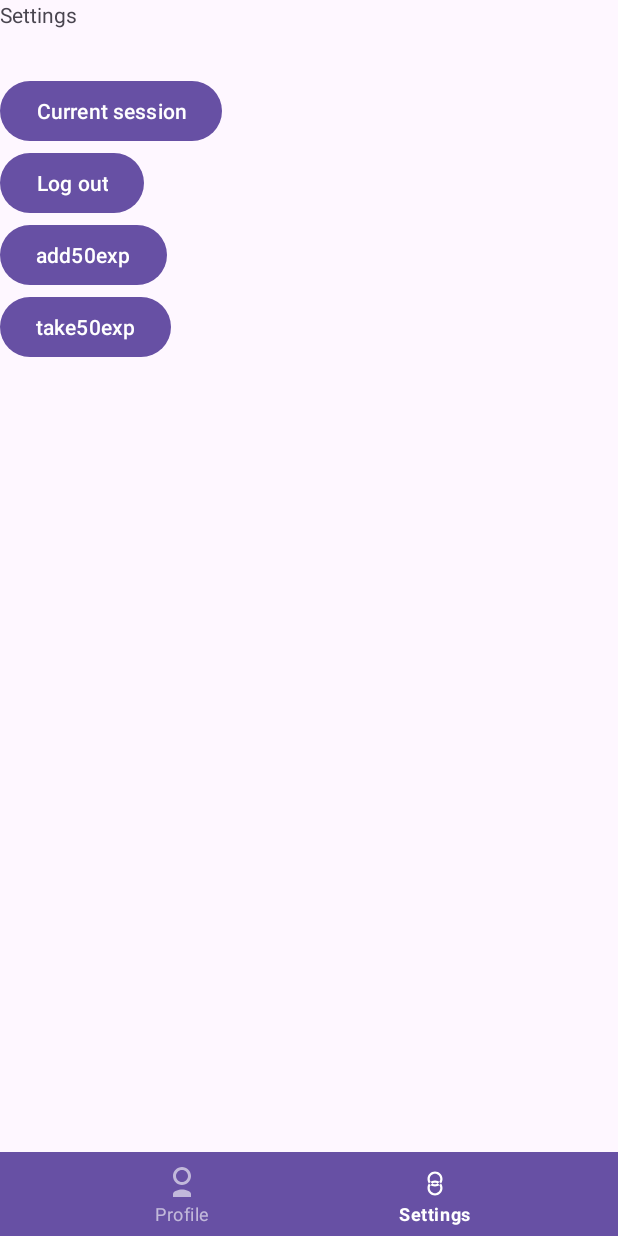
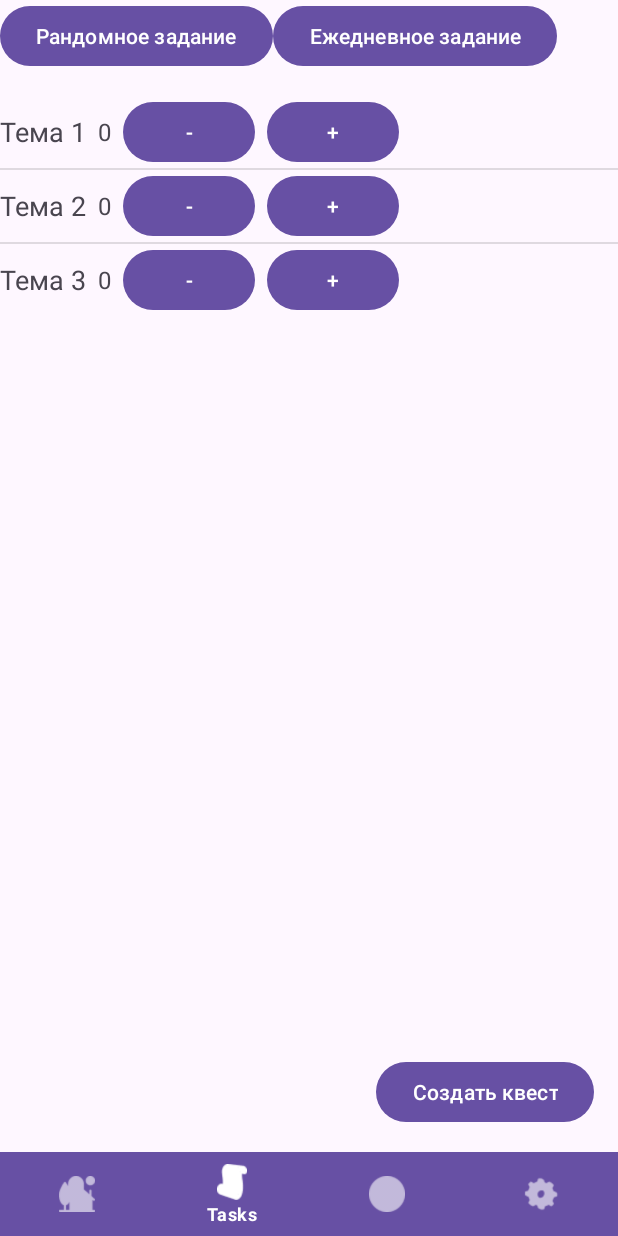
Before and after one commit to LLjOKOLAD/Learn-Play, an Android app: the MainProfile screen opened directly, with no data from a screen before it, item 2 of the bottom bar chosen, on a phone screen of 412 x 824 dp. Run offline under Robolectric (Android 15) with nearby library versions, the phone set to English and light mode, and no system bars; our stand-ins replace navigation-ui.

Commit message:
Added page with tasks

```diff
--- a/app/src/main/java/com/example/learnplay/DbHelper.kt
+++ b/app/src/main/java/com/example/learnplay/DbHelper.kt
@@ -11,7 +11,7 @@ import android.util.Log
 class DbHelper(val context: Context,val factory: SQLiteDatabase.CursorFactory?) :
     SQLiteOpenHelper(context,"app",factory,1) {
     override fun onCreate(db: SQLiteDatabase?) {
-        val query = "CREATE TABLE users (id INT PRIMARY KEY, login TEXT, email TEXT, pass TEXT, log_st TEXT, name TEXT, multiplier REAL, experience INT,character TEXT )"
+        val query = "CREATE TABLE users (id INT PRIMARY KEY, login TEXT, email TEXT, pass TEXT, log_st TEXT, name TEXT, multiplier REAL, experience INT, character TEXT )"
         db!!.execSQL(query)
     }
 
--- /dev/null
+++ b/app/src/main/java/com/example/learnplay/Learning.kt
@@ -0,0 +1,31 @@
+package com.example.learnplay
+
+import androidx.lifecycle.ViewModelProvider
+import android.os.Bundle
+import androidx.fragment.app.Fragment
+import android.view.LayoutInflater
+import android.view.View
+import android.view.ViewGroup
+
+class Learning : Fragment() {
+
+    companion object {
+        fun newInstance() = Learning()
+    }
+
+    private lateinit var viewModel: LearningViewModel
+
+    override fun onCreateView(
+        inflater: LayoutInflater, container: ViewGroup?,
+        savedInstanceState: Bundle?
+    ): View? {
+        return inflater.inflate(R.layout.fragment_learning, container, false)
+    }
+
+    override fun onActivityCreated(savedInstanceState: Bundle?) {
+        super.onActivityCreated(savedInstanceState)
+        viewModel = ViewModelProvider(this).get(LearningViewModel::class.java)
+        // TODO: Use the ViewModel
+    }
+
+}
--- /dev/null
+++ b/app/src/main/java/com/example/learnplay/LearningViewModel.kt
@@ -0,0 +1,7 @@
+package com.example.learnplay
+
+import androidx.lifecycle.ViewModel
+
+class LearningViewModel : ViewModel() {
+    // TODO: Implement the ViewModel
+}
--- a/app/src/main/java/com/example/learnplay/MainProfile.kt
+++ b/app/src/main/java/com/example/learnplay/MainProfile.kt
@@ -28,6 +28,18 @@ class MainProfile : AppCompatActivity() {
 
         navView.setOnItemSelectedListener { item ->
             when (item.itemId) {
+                R.id.learningFg -> {
+                    // Навигация к фрагменту настроек
+                    navController.navigate(R.id.learningFg)
+                    true
+                }
+
+                R.id.tasksFg -> {
+                    // Навигация к фрагменту настроек
+                    navController.navigate(R.id.tasksFg)
+                    true
+                }
+
                 R.id.profileFg -> {
                     // Навигация к фрагменту профиля
                     navController.navigate(R.id.profileFg)
@@ -39,6 +51,8 @@ class MainProfile : AppCompatActivity() {
                     navController.navigate(R.id.settingsFg)
                     true
                 }
+
+
 
                 else -> false
             }
--- a/app/src/main/java/com/example/learnplay/ProfileFg.kt
+++ b/app/src/main/java/com/example/learnplay/ProfileFg.kt
@@ -144,9 +144,7 @@ class ProfileFg : Fragment() {
         // Возвращайте список объектов типа Achievement
         return listOf(
             Achievement("Достижение 1", "Описание достижения 1", 50,100),
-            Achievement("Достижение 2", "Описание достижения 2", 30,100),
-            Achievement("Достижение 3", "Описание достижения 3", 70,100),
-            Achievement("Достижение 4", "Описание достижения 4", 10,100)
+            Achievement("Достижение 2", "Описание достижения 2", 30,100)
         )
     }
 
--- /dev/null
+++ b/app/src/main/java/com/example/learnplay/Tasks.kt
@@ -0,0 +1,93 @@
+package com.example.learnplay
+
+import androidx.lifecycle.ViewModelProvider
+import android.os.Bundle
+import android.util.Log
+import androidx.fragment.app.Fragment
+import android.view.LayoutInflater
+import android.view.View
+import android.view.ViewGroup
+import android.widget.Button
+import android.widget.ListView
+import android.widget.Toast
+
+class Tasks : Fragment() {
+
+    companion object {
+        fun newInstance() = Tasks()
+    }
+
+    private lateinit var viewModel: TasksViewModel
+
+    override fun onCreateView(
+        inflater: LayoutInflater, container: ViewGroup?,
+        savedInstanceState: Bundle?
+    ): View? {
+        // Создание макета фрагмента
+        val view = inflater.inflate(R.layout.fragment_tasks, container, false)
+
+        // Инициализация кнопки для рандомного задания
+        val randomButton = view.findViewById<Button>(R.id.randomButton)
+        randomButton.setOnClickListener {
+            // Логика для обработки нажатия кнопки рандомного задания
+        }
+
+        // Инициализация кнопки для ежедневного задания
+        val dailyButton = view.findViewById<Button>(R.id.dailyButton)
+        dailyButton.setOnClickListener {
+            // Логика для обработки нажатия кнопки ежедневного задания
+        }
+
+        val topicsList = listOf(
+            Topic("Тема 1", 0),
+            Topic("Тема 2", 0),
+            Topic("Тема 3", 0)
+        )
+
+        // Инициализация списка тем
+        val topicsListView = view.findViewById<ListView>(R.id.topicsListView)
+        val topicsAdapter = TopicsAdapter(requireContext(), topicsList) // Предполагается, что у вас есть список тем и адаптер для них
+        topicsListView.adapter = topicsAdapter
+
+
+        val selectedTopics = mutableListOf<String>()
+        // Инициализация кнопки для создания квеста
+        val createQuestButton = view.findViewById<Button>(R.id.createQuestButton)
+        createQuestButton.setOnClickListener {
+            // Собираем информацию о выбранных темах
+            val selectedTopicsInfo = StringBuilder()
+            selectedTopicsInfo.append("Выбранные темы:\n")
+            for (topic in topicsList) {
+                if (topic.taskCount > 0) {
+                    selectedTopicsInfo.append("${topic.name}: ${topic.taskCount} задач\n")
+                    // Если нужно сохранить выбранные темы в список для дальнейшего использования
+                    selectedTopics.add(topic.name)
+                }
+            }
+
+            // Выводим информацию о выбранных темах
+            if (selectedTopics.isNotEmpty()) {
+                // Если есть выбранные темы
+                // Можно, например, вывести информацию в лог
+                Log.d("SelectedTopics", selectedTopicsInfo.toString())
+                // Или вывести всплывающее сообщение
+                Toast.makeText(context, selectedTopicsInfo.toString(), Toast.LENGTH_SHORT).show()
+            } else {
+                // Если темы не выбраны
+                Toast.makeText(context, "Выберите темы для создания квеста", Toast.LENGTH_SHORT).show()
+            }
+        }
+
+
+
+        return view
+
+    }
+
+    override fun onActivityCreated(savedInstanceState: Bundle?) {
+        super.onActivityCreated(savedInstanceState)
+        viewModel = ViewModelProvider(this).get(TasksViewModel::class.java)
+        // TODO: Use the ViewModel
+    }
+
+}
--- /dev/null
+++ b/app/src/main/java/com/example/learnplay/TasksViewModel.kt
@@ -0,0 +1,7 @@
+package com.example.learnplay
+
+import androidx.lifecycle.ViewModel
+
+class TasksViewModel : ViewModel() {
+    // TODO: Implement the ViewModel
+}
--- /dev/null
+++ b/app/src/main/java/com/example/learnplay/Topic.kt
@@ -0,0 +1,14 @@
+package com.example.learnplay
+
+class Topic(val name: String, var taskCount: Int) {
+
+    fun increaseTaskCount() {
+        taskCount++
+    }
+
+    fun decreaseTaskCount() {
+        if (taskCount > 0) {
+            taskCount--
+        }
+    }
+}
--- /dev/null
+++ b/app/src/main/java/com/example/learnplay/TopicsAdapter.kt
@@ -0,0 +1,44 @@
+package com.example.learnplay
+
+import android.content.Context
+import android.view.LayoutInflater
+import android.view.View
+import android.view.ViewGroup
+import android.widget.ArrayAdapter
+import android.widget.Button
+import android.widget.TextView
+
+class TopicsAdapter(context: Context, private val topicsList: List<Topic>) :
+    ArrayAdapter<Topic>(context, 0, topicsList) {
+
+    override fun getView(position: Int, convertView: View?, parent: ViewGroup): View {
+        var listItemView = convertView
+        if (listItemView == null) {
+            listItemView = LayoutInflater.from(context).inflate(
+                R.layout.topic_list_item, parent, false
+            )
+        }
+
+        val currentTopic = getItem(position)
+
+        val topicNameTextView = listItemView!!.findViewById<TextView>(R.id.topicNameTextView)
+        val taskCounterTextView = listItemView.findViewById<TextView>(R.id.taskCounterTextView)
+        val decreaseButton = listItemView.findViewById<Button>(R.id.decreaseButton)
+        val increaseButton = listItemView.findViewById<Button>(R.id.increaseButton)
+
+        topicNameTextView.text = currentTopic?.name
+        taskCounterTextView.text = currentTopic?.taskCount.toString()
+
+        decreaseButton.setOnClickListener {
+            currentTopic?.decreaseTaskCount()
+            taskCounterTextView.text = currentTopic?.taskCount.toString()
+        }
+
+        increaseButton.setOnClickListener {
+            currentTopic?.increaseTaskCount()
+            taskCounterTextView.text = currentTopic?.taskCount.toString()
+        }
+
+        return listItemView
+    }
+}
--- a/app/src/main/res/drawable/ic_profile.xml
+++ /dev/null
@@ -1,16 +0,0 @@
-<vector xmlns:android="http://schemas.android.com/apk/res/android"
-    android:width="24dp"
-    android:height="24dp"
-    android:viewportWidth="24.0"
-    android:viewportHeight="24.0">
-
-    <!-- Овал для лица -->
-    <path
-        android:fillColor="#FF000000"
-        android:pathData="M12,2c3.31,0 6,2.69 6,6c0,3.31 -2.69,6 -6,6s-6,-2.69 -6,-6c0,-3.31 2.69,-6 6,-6zM12,4c-2.21,0 -4,1.79 -4,4s1.79,4 4,4s4,-1.79 4,-4s-1.79,-4 -4,-4z"/>
-
-    <!-- Линия для шеи -->
-    <path
-        android:fillColor="#FF000000"
-        android:pathData="M12,17c-2.21,0 -6,1.1 -6,3v2h12v-2c0,-1.9 -3.79,-3 -6,-3z"/>
-</vector>
--- a/app/src/main/res/drawable/ic_settings.xml
+++ /dev/null
@@ -1,11 +0,0 @@
-<vector xmlns:android="http://schemas.android.com/apk/res/android"
-    android:width="24dp"
-    android:height="24dp"
-    android:viewportWidth="24.0"
-    android:viewportHeight="24.0">
-
-    <!-- Шестеренка -->
-    <path
-        android:fillColor="#FF000000"
-        android:pathData="M12,5c-2.76,0 -5,2.24 -5,5s2.24,5 5,5s5,-2.24 5,-5s-2.24,-5 -5,-5zm0,8.5c-1.93,0 -3.5,-1.57 -3.5,-3.5s1.57,-3.5 3.5,-3.5s3.5,1.57 3.5,3.5s-1.57,3.5 -3.5,3.5zM12,21c-2.76,0 -5,-2.24 -5,-5s2.24,-5 5,-5s5,2.24 5,5s-2.24,5 -5,5zm0,-8.5c-1.93,0 -3.5,1.57 -3.5,3.5s1.57,3.5 3.5,3.5s3.5,-1.57 3.5,-3.5s-1.57,-3.5 -3.5,-3.5z"/>
-</vector>
--- /dev/null
+++ b/app/src/main/res/layout/fragment_learning.xml
@@ -0,0 +1,9 @@
+<?xml version="1.0" encoding="utf-8"?>
+<LinearLayout xmlns:android="http://schemas.android.com/apk/res/android"
+    android:layout_width="match_parent"
+    android:layout_height="match_parent"
+    android:orientation="vertical">
+
+
+
+</LinearLayout>
--- /dev/null
+++ b/app/src/main/res/layout/fragment_tasks.xml
@@ -0,0 +1,43 @@
+<?xml version="1.0" encoding="utf-8"?>
+<RelativeLayout xmlns:android="http://schemas.android.com/apk/res/android"
+    android:layout_width="match_parent"
+    android:layout_height="match_parent">
+
+    <!-- Кнопка для рандомного задания -->
+    <Button
+        android:id="@+id/randomButton"
+        android:layout_width="wrap_content"
+        android:layout_height="wrap_content"
+        android:text="Рандомное задание"
+        android:layout_alignParentStart="true"
+        android:layout_alignParentTop="true" />
+
+    <!-- Кнопка для ежедневного задания -->
+    <Button
+        android:id="@+id/dailyButton"
+        android:layout_width="wrap_content"
+        android:layout_height="wrap_content"
+        android:text="Ежедневное задание"
+        android:layout_toEndOf="@id/randomButton"
+        android:layout_alignTop="@id/randomButton" />
+
+    <!-- Список тем -->
+    <ListView
+        android:id="@+id/topicsListView"
+        android:layout_width="match_parent"
+        android:layout_height="wrap_content"
+        android:layout_below="@id/randomButton"
+        android:layout_marginTop="16dp"/>
+
+    <!-- Кнопка для создания квеста -->
+    <Button
+        android:id="@+id/createQuestButton"
+        android:layout_width="wrap_content"
+        android:layout_height="wrap_content"
+        android:text="Создать квест"
+        android:layout_alignParentEnd="true"
+        android:layout_alignParentBottom="true"
+        android:layout_marginEnd="16dp"
+        android:layout_marginBottom="16dp" />
+
+</RelativeLayout>
--- /dev/null
+++ b/app/src/main/res/layout/topic_list_item.xml
@@ -0,0 +1,41 @@
+<?xml version="1.0" encoding="utf-8"?>
+<RelativeLayout xmlns:android="http://schemas.android.com/apk/res/android"
+    android:layout_width="match_parent"
+    android:layout_height="wrap_content">
+
+    <TextView
+        android:id="@+id/topicNameTextView"
+        android:layout_width="wrap_content"
+        android:layout_height="wrap_content"
+        android:textSize="18sp"
+        android:layout_alignParentStart="true"
+        android:layout_centerVertical="true"/>
+
+    <TextView
+        android:id="@+id/taskCounterTextView"
+        android:layout_width="wrap_content"
+        android:layout_height="wrap_content"
+        android:textSize="16sp"
+        android:layout_toEndOf="@id/topicNameTextView"
+        android:layout_centerVertical="true"
+        android:layout_marginStart="8dp"/>
+
+    <Button
+        android:id="@+id/decreaseButton"
+        android:layout_width="wrap_content"
+        android:layout_height="wrap_content"
+        android:text="-"
+        android:layout_toEndOf="@id/taskCounterTextView"
+        android:layout_centerVertical="true"
+        android:layout_marginStart="8dp"/>
+
+    <Button
+        android:id="@+id/increaseButton"
+        android:layout_width="wrap_content"
+        android:layout_height="wrap_content"
+        android:text="+"
+        android:layout_toEndOf="@id/decreaseButton"
+        android:layout_centerVertical="true"
+        android:layout_marginStart="8dp"/>
+
+</RelativeLayout>
--- a/app/src/main/res/menu/bottom_navigation_menu.xml
+++ b/app/src/main/res/menu/bottom_navigation_menu.xml
@@ -1,5 +1,13 @@
 <?xml version="1.0" encoding="utf-8"?>
 <menu xmlns:android="http://schemas.android.com/apk/res/android">
+    <item
+        android:id="@+id/learningFg"
+        android:icon="@drawable/ic_learning"
+        android:title="Learning" />
+    <item
+        android:id="@+id/tasksFg"
+        android:icon="@drawable/ic_tasks"
+        android:title="Tasks" />
     <item
         android:id="@+id/profileFg"
         android:icon="@drawable/ic_profile"
--- a/app/src/main/res/navigation/nav_module.xml
+++ b/app/src/main/res/navigation/nav_module.xml
@@ -3,7 +3,7 @@
     xmlns:app="http://schemas.android.com/apk/res-auto"
     xmlns:tools="http://schemas.android.com/tools"
     android:id="@+id/nav_module"
-    app:startDestination="@id/profileFg">
+    app:startDestination="@id/learningFg">
 
     <fragment
         android:id="@+id/profileFg"
@@ -15,4 +15,14 @@
         android:name="com.example.learnplay.SettingsFg"
         android:label="fragment_settings_fg"
         tools:layout="@layout/fragment_settings_fg" />
+    <fragment
+        android:id="@+id/learningFg"
+        android:name="com.example.learnplay.Learning"
+        android:label="fragment_learning"
+        tools:layout="@layout/fragment_learning" />
+    <fragment
+        android:id="@+id/tasksFg"
+        android:name="com.example.learnplay.Tasks"
+        android:label="fragment_tasks"
+        tools:layout="@layout/fragment_tasks" />
 </navigation>
```
Also changed, not shown: app/src/main/res/drawable/ic_learning.png (added), app/src/main/res/drawable/ic_profile.png (added), app/src/main/res/drawable/ic_settings.png (added), app/src/main/res/drawable/ic_tasks.png (added).
